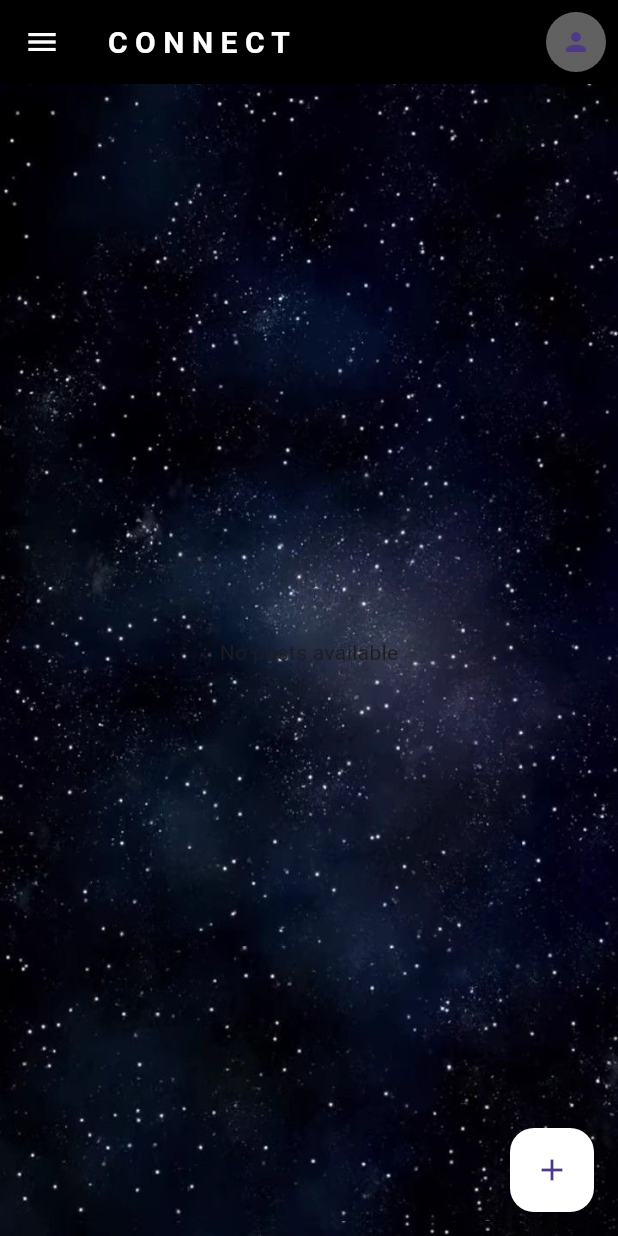
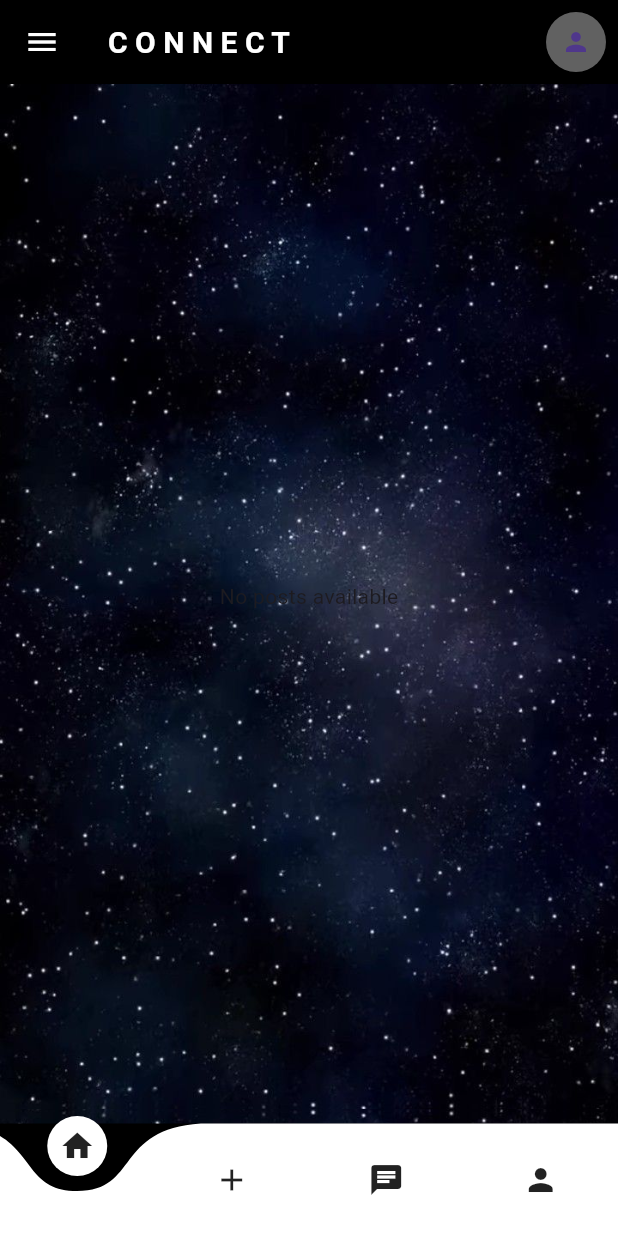
Before and after one commit to ruby222001/SocialApp, a Flutter app: the screen it shows once a user with an empty profile is signed in, on a phone screen of 412 x 824 dp. Run offline on Flutter 3.47's test engine with Material 3 defaults, Android fonts, the phone set to English and light mode, and no system bars; drawn by our look-alikes of curved_navigation_bar; our stand-ins replace animated_bottom_navigation_bar, cached_network_image, cloud_firestore, firebase_auth, firebase_core, firebase_messaging and 8 more; accounts and stored records are empty.

Commit message:
feat: bottom navbar

```diff
--- /dev/null
+++ b/lib/pages/bottom_nav.dart
@@ -0,0 +1,51 @@
+import 'package:cloud_firestore/cloud_firestore.dart';
+import 'package:connect/pages/bottomnav_controller.dart';
+import 'package:connect/pages/chat_page.dart';
+import 'package:connect/pages/homepage.dart';
+import 'package:connect/pages/posting_page.dart';
+import 'package:curved_navigation_bar/curved_navigation_bar.dart';
+import 'package:flutter/material.dart';
+import 'package:get/get.dart';
+import 'package:animated_bottom_navigation_bar/animated_bottom_navigation_bar.dart';
+import 'post.dart';
+import 'profilepage.dart';
+
+class MainNavPage extends StatelessWidget {
+  MainNavPage({super.key});
+
+  final BottomNavController _navController = Get.put(BottomNavController());
+
+  // Pages for bottom nav (no PostingPage here!)
+  final List<Widget> pages = [
+    HomePage(),
+    PostingPage(),
+    ChatPage(),
+    ProfilePage(),
+  ];
+
+  final iconList = <Widget>[
+    Icon(Icons.home),
+    Icon(Icons.add),
+    Icon(Icons.chat),
+    Icon(Icons.person),
+  ];
+
+  @override
+  Widget build(BuildContext context) {
+    return Obx(() {
+      return Scaffold(
+        body: pages[_navController.currentIndex.value],
+        bottomNavigationBar: CurvedNavigationBar(
+          items: iconList,
+          backgroundColor: Colors.black,
+          animationCurve: Curves.easeIn,
+          index: _navController.currentIndex.value,
+          onTap: (index) {
+            _navController.changeIndex(index);
+          },
+
+        ),
+      );
+    });
+  }
+}
--- /dev/null
+++ b/lib/pages/bottomnav_controller.dart
@@ -0,0 +1,9 @@
+import 'package:get/get.dart';
+
+class BottomNavController extends GetxController {
+  var currentIndex = 0.obs;
+
+  void changeIndex(int index) {
+    currentIndex.value = index;
+  }
+}
--- a/lib/pages/homepage.dart
+++ b/lib/pages/homepage.dart
@@ -91,16 +91,16 @@ class _HomePageState extends State<HomePage> {
               context, "You are logged out", SnackbarType.success);
         },
       ),
-      floatingActionButton: FloatingActionButton(
-        backgroundColor: Colors.white,
-        child: const Icon(Icons.add),
-        onPressed: () {
-          Navigator.push(
-            context,
-            MaterialPageRoute(builder: (context) => const PostingPage()),
-          );
-        },
-      ),
+      // floatingActionButton: FloatingActionButton(
+      //   backgroundColor: Colors.white,
+      //   child: const Icon(Icons.add),
+      //   onPressed: () {
+      //     Navigator.push(
+      //       context,
+      //       MaterialPageRoute(builder: (context) => const PostingPage()),
+      //     );
+      //   },
+      // ),
       appBar: AppBar(
         iconTheme: const IconThemeData(color: Colors.white),
         backgroundColor: Colors.black,
--- a/lib/register/register_controller.dart
+++ b/lib/register/register_controller.dart
@@ -25,7 +25,7 @@ class RegisterController {
       // Show loading indicator
       showDialog(
         context: context,
-        barrierDismissible: false, // user can't close by tapping outside
+        barrierDismissible: false,
         builder: (context) => const Center(child: CircularProgressIndicator()),
       );
 
--- a/lib/splash_screen.dart
+++ b/lib/splash_screen.dart
@@ -1,3 +1,4 @@
+import 'package:connect/pages/bottom_nav.dart';
 import 'package:connect/pages/homepage.dart';
 import 'package:flutter/material.dart';
 
@@ -16,7 +17,7 @@ class _SplashScreenState extends State<SplashScreen> {
     Future.delayed(const Duration(seconds: 2), () {
       Navigator.pushReplacement(
         context,
-        MaterialPageRoute(builder: (context) => const HomePage()),
+        MaterialPageRoute(builder: (context) =>  MainNavPage()),
       );
     });
   }
--- a/pubspec.yaml
+++ b/pubspec.yaml
@@ -49,6 +49,9 @@ dependencies:
   photo_view: ^0.15.0
   get: ^4.7.2
   shimmer: ^3.0.0
+  animated_bottom_navigation_bar: ^1.4.0
+  dio: ^5.9.0
+  curved_navigation_bar: ^1.0.6
 
 
 
```
Also changed, not shown: pubspec.lock.
